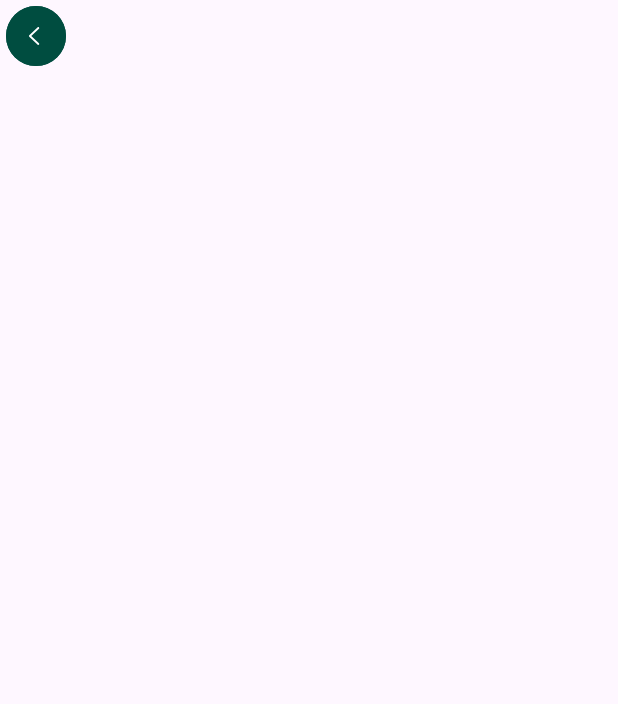
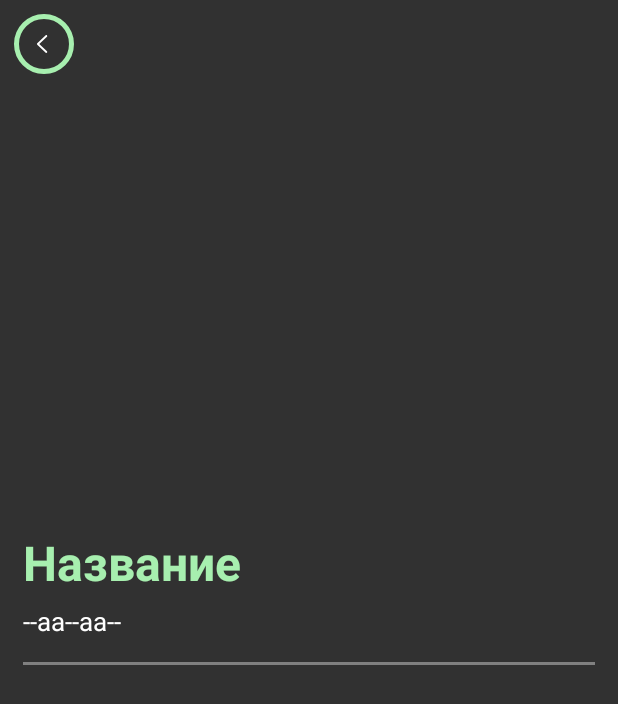
Before and after one commit to NonEstArsMea/DictionaryOfMines, an Android app: the layout fragment_mine_detail.xml on its own in the app's theme, with its tools: preview values and no code run, on a phone screen of 412 x 824 dp. Shown: the top 704 px of the screen. Run offline under Robolectric (Android 15) with nearby library versions, the phone set to English and light mode, and no system bars.

Commit message:
feat: add anim

```diff
--- a/app/build.gradle.kts
+++ b/app/build.gradle.kts
@@ -10,7 +10,7 @@ android {
 
     defaultConfig {
         applicationId = "raa.example.dictionaryofmines"
-        minSdk = 24
+        minSdk = 28
         targetSdk = 34
         versionCode = 1
         versionName = "1.0"
@@ -48,6 +48,7 @@ dependencies {
     implementation(libs.legacy.support.v4)
     implementation(libs.lifecycle.viewmodel.ktx)
     implementation(libs.fragment.ktx)
+    implementation(libs.car.ui.lib)
     testImplementation(libs.junit)
     androidTestImplementation(libs.androidx.test.ext.junit)
     androidTestImplementation(libs.espresso.core)
--- a/app/src/main/java/raa/example/dictionaryofmines/ui/mainFragment/MainFragment.kt
+++ b/app/src/main/java/raa/example/dictionaryofmines/ui/mainFragment/MainFragment.kt
@@ -69,8 +69,6 @@ class MainFragment : Fragment() {
             requireActivity().supportFragmentManager.beginTransaction()
                 .replace(R.id.main_fragment_container, MineDetail.newInstance(it.name))
                 .commit()
-
-            Repository.getInfo("", requireContext())
         }
 
     }
--- a/app/src/main/res/layout/fragment_mine_detail.xml
+++ b/app/src/main/res/layout/fragment_mine_detail.xml
@@ -1,9 +1,12 @@
 <?xml version="1.0" encoding="utf-8"?>
-<androidx.constraintlayout.widget.ConstraintLayout xmlns:android="http://schemas.android.com/apk/res/android"
+<LinearLayout xmlns:android="http://schemas.android.com/apk/res/android"
     xmlns:app="http://schemas.android.com/apk/res-auto"
     xmlns:tools="http://schemas.android.com/tools"
     android:layout_width="match_parent"
     android:layout_height="match_parent"
+    android:background="@color/backgroundColor"
+    android:orientation="vertical"
+    android:padding="5dp"
     tools:context=".ui.mainFragment.MineDetail">
 
     <com.google.android.material.button.MaterialButton
@@ -11,18 +14,67 @@
         style="@style/MainButton"
         android:layout_width="wrap_content"
         android:layout_height="wrap_content"
-        app:icon="@drawable/arrow_left"
-        app:layout_constraintLeft_toLeftOf="parent"
-        app:layout_constraintTop_toTopOf="parent" />
+        app:icon="@drawable/arrow_left" />
+
+    <ScrollView
+        android:layout_width="match_parent"
+        android:layout_height="match_parent">
+
+        <LinearLayout
+            android:layout_width="match_parent"
+            android:layout_height="wrap_content"
+            android:orientation="vertical">
+
+            <ImageSwitcher
+                android:id="@+id/switcher"
+                android:layout_width="match_parent"
+                android:layout_height="300dp"
+                android:clickable="true"
+                android:focusable="true" />
+
+            <LinearLayout
+                android:layout_width="match_parent"
+                android:layout_height="match_parent"
+                android:orientation="vertical"
+                android:paddingLeft="10dp"
+                android:paddingRight="10dp">
+
+                <LinearLayout
+                    android:layout_width="match_parent"
+                    android:layout_height="wrap_content"
+                    android:orientation="horizontal"
+                    android:layout_marginBottom="5dp">
+
+                    <TextView
+                        android:id="@+id/name"
+                        android:layout_width="wrap_content"
+                        android:layout_height="wrap_content"
+                        android:text="Название  "
+                        android:textColor="@color/mainColor"
+                        android:textSize="32sp"
+                        android:textStyle="bold" />
+                </LinearLayout>
+
+                <TextView
+                    android:id="@+id/information"
+                    android:layout_width="match_parent"
+                    android:layout_height="wrap_content"
+                    android:text="--aa--aa--"
+                    android:textColor="@color/white"
+                    android:textSize="17sp" />
+
+                <com.google.android.material.divider.MaterialDivider
+                    android:layout_width="match_parent"
+                    app:dividerColor="@color/gray_500"
+                    android:layout_marginTop="15dp"
+                    android:layout_marginBottom="15dp"
+                    android:layout_height="2dp"/>
 
 
-    <ImageSwitcher
-        android:layout_width="match_parent"
-        android:layout_height="300dp"
-        android:id="@+id/switcher"
-        app:layout_constraintLeft_toLeftOf="parent"
-        android:clickable="true"
-        app:layout_constraintTop_toBottomOf="@id/back_button"
-        android:focusable="true" />
+            </LinearLayout>
+        </LinearLayout>
 
-</androidx.constraintlayout.widget.ConstraintLayout>
+    </ScrollView>
+
+
+</LinearLayout>
--- a/app/src/main/res/values/colors.xml
+++ b/app/src/main/res/values/colors.xml
@@ -5,8 +5,12 @@
     <color name="brown_900">#004D40</color>
     <color name="brown_300">#869895</color>
     <color name="col_background_color">#27282a</color>
+    <color name="gray_500">#808080</color>
     <color name="gray_300">#3A3A3A</color>
     <color name="gray_100">#AAAAAA</color>
 
-    <color name="col_button_background_color">#004D40</color>
+    <color name="backgroundColor">#313131</color>
+    <color name="mainColor">#a7efaf</color>
+
+    <color name="col_button_background_color">#a7efaf</color>
 </resources>
--- a/app/src/main/res/values/themes.xml
+++ b/app/src/main/res/values/themes.xml
@@ -1,15 +1,25 @@
 <resources xmlns:tools="http://schemas.android.com/tools">
     <!-- Base application theme. -->
-    <style name="Base.Theme.DictionaryOfMines" parent="Theme.Material3.DayNight.NoActionBar">
-        <item name="colorSecondaryContainer">@color/brown_900</item>
+    <style name="Base.Theme.DictionaryOfMines" parent="Theme.Material3.Dark.NoActionBar">
+        <item name="colorPrimary">@color/backgroundColor</item>
+        <item name="colorSecondaryContainer">@color/col_button_background_color</item>
         <item name="colorSurface">@color/brown_300</item>
+
     </style>
 
     <style name="MainButton" parent="@style/Widget.Material3.Button.IconButton.Outlined">
-        <item name="backgroundTint">@color/col_button_background_color</item>
+        <item name="backgroundTint">@color/backgroundColor</item>
+        <item name="strokeWidth">3dp</item>
         <item name="strokeColor">@color/col_button_background_color</item>
         <item name="iconTint">@color/white</item>
     </style>
 
+    <style name="Search">
+        <item name="android:textColorPrimary">@color/white</item>
+        <item name="colorControlNormal">@color/white</item>
+        <item name="colorControlHighlight">@color/white</item>
+        <item name="android:textColorHint">@color/white</item>
+    </style>
+
     <style name="Theme.DictionaryOfMines" parent="Base.Theme.DictionaryOfMines" />
 </resources>
--- a/gradle/libs.versions.toml
+++ b/gradle/libs.versions.toml
@@ -12,6 +12,7 @@ legacy-support-v4 = "1.0.0"
 lifecycle-livedata-ktx = "2.7.0"
 lifecycle-viewmodel-ktx = "2.7.0"
 fragment-ktx = "1.6.2"
+car-ui-lib = "2.6.0"
 
 [libraries]
 core-ktx = { group = "androidx.core", name = "core-ktx", version.ref = "core-ktx" }
@@ -25,6 +26,7 @@ legacy-support-v4 = { group = "androidx.legacy", name = "legacy-support-v4", ver
 lifecycle-livedata-ktx = { group = "androidx.lifecycle", name = "lifecycle-livedata-ktx", version.ref = "lifecycle-livedata-ktx" }
 lifecycle-viewmodel-ktx = { group = "androidx.lifecycle", name = "lifecycle-viewmodel-ktx", version.ref = "lifecycle-viewmodel-ktx" }
 fragment-ktx = { group = "androidx.fragment", name = "fragment-ktx", version.ref = "fragment-ktx" }
+car-ui-lib = { group = "com.android.car.ui", name = "car-ui-lib", version.ref = "car-ui-lib" }
 
 [plugins]
 androidApplication = { id = "com.android.application", version.ref = "agp" }
```
Also changed, not shown: app/src/main/assets/db.txt (+27 -25 lines), app/src/main/java/raa/example/dictionaryofmines/data/MineClass.kt (added, +42 -0 lines), app/src/main/java/raa/example/dictionaryofmines/data/Repository.kt (+15 -1 lines), app/src/main/java/raa/example/dictionaryofmines/ui/mainFragment/MineDetail.kt (+19 -6 lines), app/src/main/res/drawable/magnifier.xml (added, +9 -0 lines), app/src/main/res/layout/activity_main.xml (+6 -4 lines), app/src/main/res/layout/card_of_mine.xml (+9 -4 lines), app/src/main/res/layout/fragment_main.xml (+9 -3 lines).
